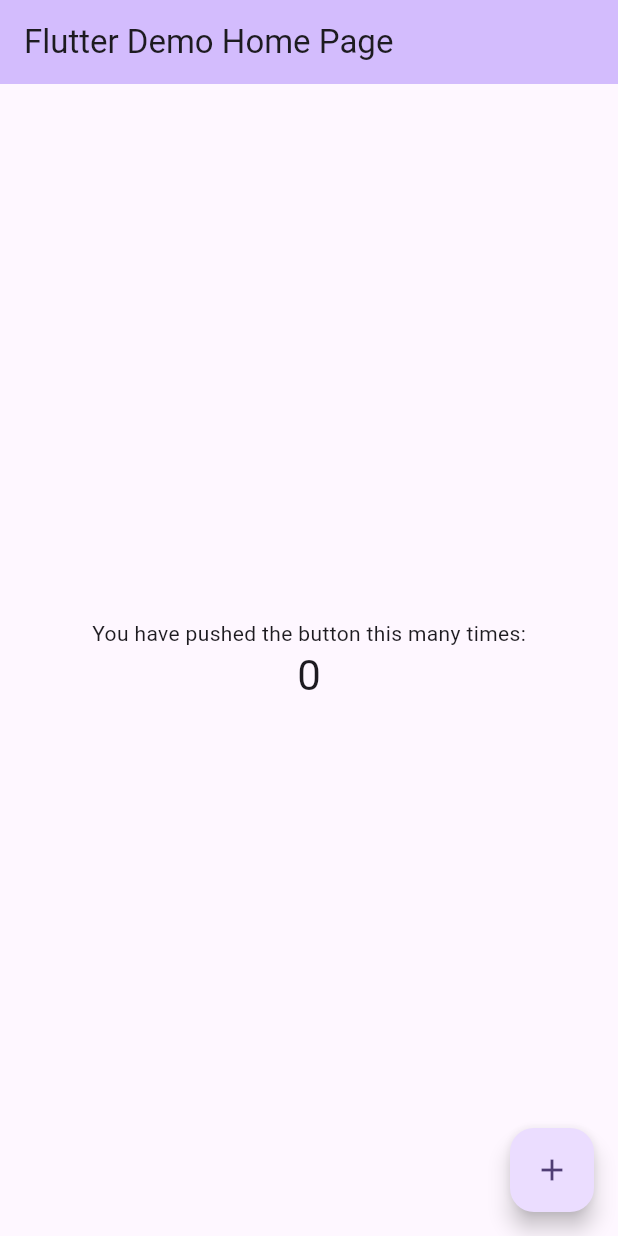
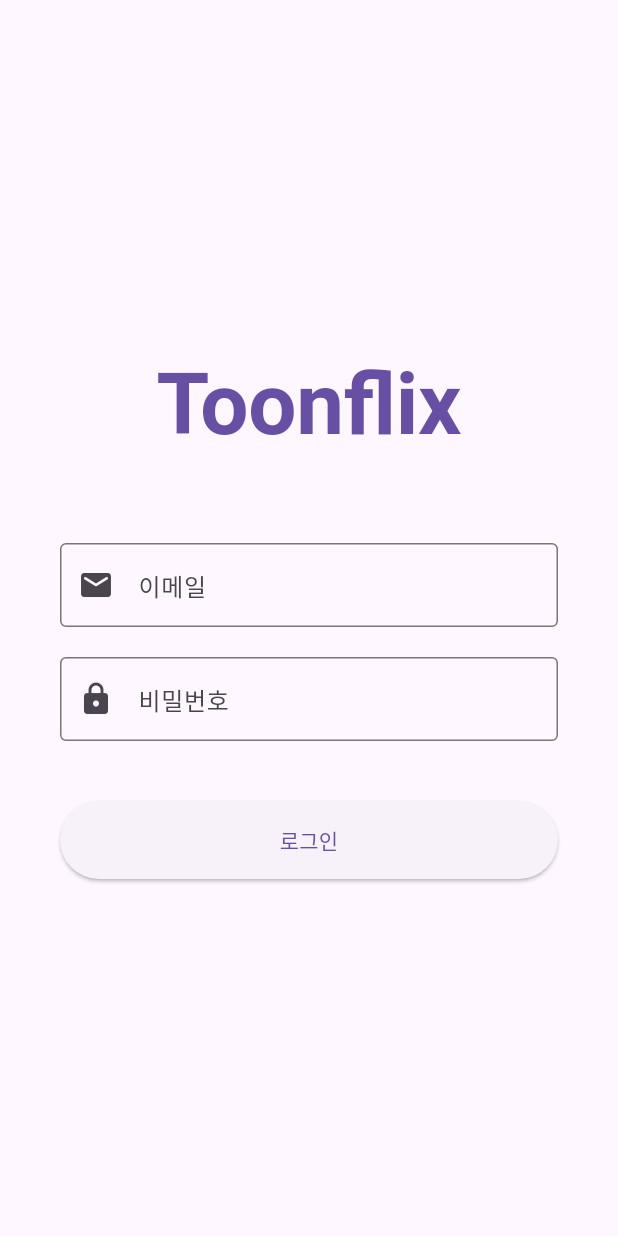
Before and after one commit to rhseung/toonflix-fe, a Flutter app: the screen it shows after launch, on a phone screen of 412 x 824 dp. Run offline on Flutter 3.47's test engine with Material 3 defaults, Android fonts, the light colour scheme and no system bars.

Commit message:
feat: implement prototype design

```diff
--- a/lib/main.dart
+++ b/lib/main.dart
@@ -1,122 +1,15 @@
 import 'package:flutter/material.dart';
+import 'package:toonflix_fe/view/login_screen.dart';
 
 void main() {
-  runApp(const MyApp());
+  runApp(const App());
 }
 
-class MyApp extends StatelessWidget {
-  const MyApp({super.key});
-
-  // This widget is the root of your application.
-  @override
-  Widget build(BuildContext context) {
-    return MaterialApp(
-      title: 'Flutter Demo',
-      theme: ThemeData(
-        // This is the theme of your application.
-        //
-        // TRY THIS: Try running your application with "flutter run". You'll see
-        // the application has a purple toolbar. Then, without quitting the app,
-        // try changing the seedColor in the colorScheme below to Colors.green
-        // and then invoke "hot reload" (save your changes or press the "hot
-        // reload" button in a Flutter-supported IDE, or press "r" if you used
-        // the command line to start the app).
-        //
-        // Notice that the counter didn't reset back to zero; the application
-        // state is not lost during the reload. To reset the state, use hot
-        // restart instead.
-        //
-        // This works for code too, not just values: Most code changes can be
-        // tested with just a hot reload.
-        colorScheme: ColorScheme.fromSeed(seedColor: Colors.deepPurple),
-      ),
-      home: const MyHomePage(title: 'Flutter Demo Home Page'),
-    );
-  }
-}
-
-class MyHomePage extends StatefulWidget {
-  const MyHomePage({super.key, required this.title});
-
-  // This widget is the home page of your application. It is stateful, meaning
-  // that it has a State object (defined below) that contains fields that affect
-  // how it looks.
-
-  // This class is the configuration for the state. It holds the values (in this
-  // case the title) provided by the parent (in this case the App widget) and
-  // used by the build method of the State. Fields in a Widget subclass are
-  // always marked "final".
-
-  final String title;
-
-  @override
-  State<MyHomePage> createState() => _MyHomePageState();
-}
-
-class _MyHomePageState extends State<MyHomePage> {
-  int _counter = 0;
-
-  void _incrementCounter() {
-    setState(() {
-      // This call to setState tells the Flutter framework that something has
-      // changed in this State, which causes it to rerun the build method below
-      // so that the display can reflect the updated values. If we changed
-      // _counter without calling setState(), then the build method would not be
-      // called again, and so nothing would appear to happen.
-      _counter++;
-    });
-  }
+class App extends StatelessWidget {
+  const App({super.key});
 
   @override
   Widget build(BuildContext context) {
-    // This method is rerun every time setState is called, for instance as done
-    // by the _incrementCounter method above.
-    //
-    // The Flutter framework has been optimized to make rerunning build methods
-    // fast, so that you can just rebuild anything that needs updating rather
-    // than having to individually change instances of widgets.
-    return Scaffold(
-      appBar: AppBar(
-        // TRY THIS: Try changing the color here to a specific color (to
-        // Colors.amber, perhaps?) and trigger a hot reload to see the AppBar
-        // change color while the other colors stay the same.
-        backgroundColor: Theme.of(context).colorScheme.inversePrimary,
-        // Here we take the value from the MyHomePage object that was created by
-        // the App.build method, and use it to set our appbar title.
-        title: Text(widget.title),
-      ),
-      body: Center(
-        // Center is a layout widget. It takes a single child and positions it
-        // in the middle of the parent.
-        child: Column(
-          // Column is also a layout widget. It takes a list of children and
-          // arranges them vertically. By default, it sizes itself to fit its
-          // children horizontally, and tries to be as tall as its parent.
-          //
-          // Column has various properties to control how it sizes itself and
-          // how it positions its children. Here we use mainAxisAlignment to
-          // center the children vertically; the main axis here is the vertical
-          // axis because Columns are vertical (the cross axis would be
-          // horizontal).
-          //
-          // TRY THIS: Invoke "debug painting" (choose the "Toggle Debug Paint"
-          // action in the IDE, or press "p" in the console), to see the
-          // wireframe for each widget.
-          mainAxisAlignment: MainAxisAlignment.center,
-          children: <Widget>[
-            const Text('You have pushed the button this many times:'),
-            Text(
-              '$_counter',
-              style: Theme.of(context).textTheme.headlineMedium,
-            ),
-          ],
-        ),
-      ),
-      floatingActionButton: FloatingActionButton(
-        onPressed: _incrementCounter,
-        tooltip: 'Increment',
-        child: const Icon(Icons.add),
-      ), // This trailing comma makes auto-formatting nicer for build methods.
-    );
+    return MaterialApp(title: 'Toonflix', home: const LoginScreen());
   }
 }
--- /dev/null
+++ b/lib/util/string_extensions.dart
@@ -0,0 +1,6 @@
+extension StringExtensions on String {
+  String capitalizeFirstLetter() {
+    if (isEmpty) return this;
+    return '${this[0].toUpperCase()}${substring(1)}';
+  }
+}
--- /dev/null
+++ b/lib/view/login_screen.dart
@@ -0,0 +1,61 @@
+import 'package:flutter/material.dart';
+import 'package:toonflix_fe/view/main_screen.dart';
+
+class LoginScreen extends StatelessWidget {
+  const LoginScreen({super.key});
+
+  @override
+  Widget build(BuildContext context) {
+    return Scaffold(
+      body: Padding(
+        padding: const EdgeInsets.symmetric(horizontal: 40),
+        child: Column(
+          mainAxisAlignment: MainAxisAlignment.center,
+          children: [
+            Text(
+              'Toonflix',
+              style: Theme.of(context).textTheme.displayLarge?.copyWith(
+                fontWeight: FontWeight.bold,
+                color: Theme.of(context).primaryColor,
+              ),
+            ),
+            const SizedBox(height: 60),
+            TextField(
+              decoration: const InputDecoration(
+                labelText: '이메일',
+                border: OutlineInputBorder(),
+                prefixIcon: Icon(Icons.email_rounded),
+              ),
+              keyboardType: TextInputType.emailAddress,
+            ),
+            const SizedBox(height: 20),
+            TextField(
+              decoration: const InputDecoration(
+                labelText: '비밀번호',
+                border: OutlineInputBorder(),
+                prefixIcon: Icon(Icons.lock_rounded),
+              ),
+              obscureText: true,
+            ),
+            const SizedBox(height: 40),
+            SizedBox(
+              width: double.infinity,
+              child: ElevatedButton(
+                onPressed: () {
+                  Navigator.pushReplacement(
+                    context,
+                    MaterialPageRoute(builder: (context) => const MainScreen()),
+                  );
+                },
+                style: ElevatedButton.styleFrom(
+                  padding: const EdgeInsets.symmetric(vertical: 16),
+                ),
+                child: const Text('로그인'),
+              ),
+            ),
+          ],
+        ),
+      ),
+    );
+  }
+}
```
Also changed, not shown: lib/view/chat_screen.dart (added, +16 -0 lines), lib/view/home_screen.dart (added, +35 -0 lines), lib/view/main_screen.dart (added, +105 -0 lines), lib/view/profile_screen.dart (added, +68 -0 lines), lib/view/search_screen.dart (added, +16 -0 lines), 1 other file.
